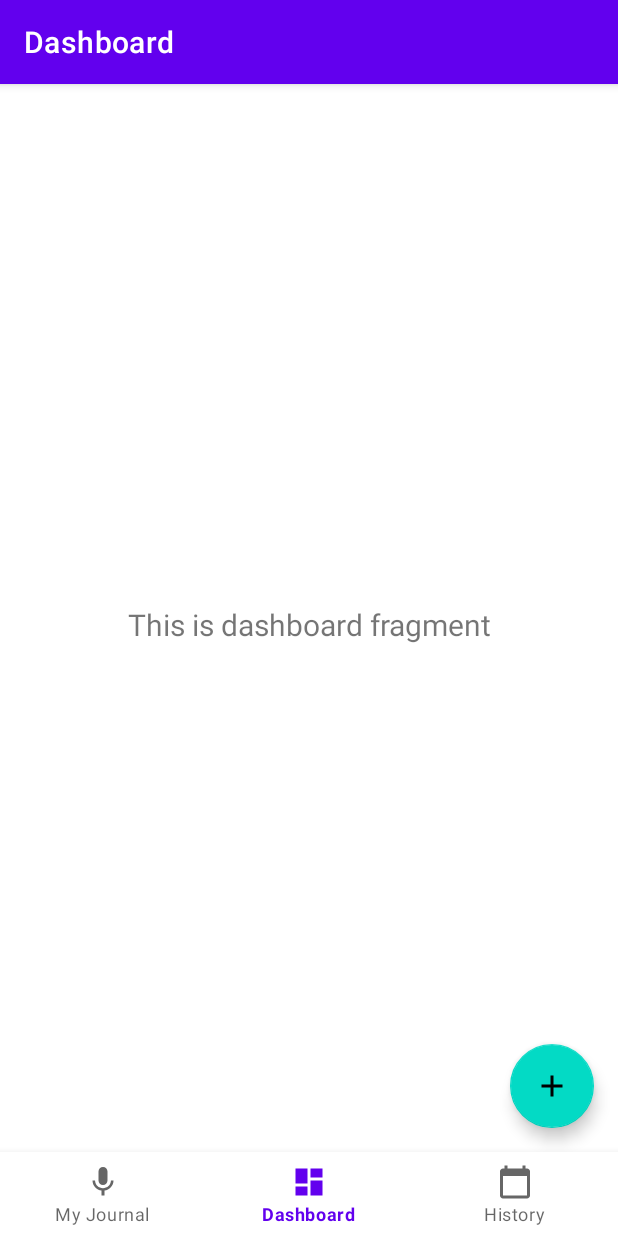
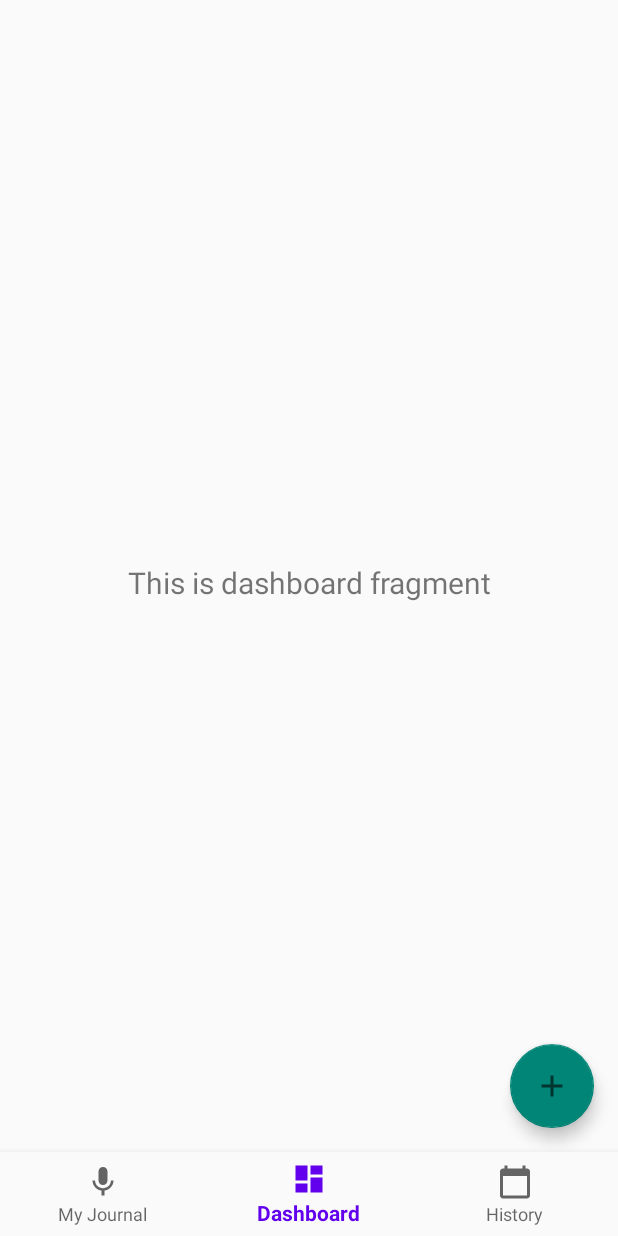
Before and after one commit to SentimoApp/Sentimo, an Android app: the screen it shows after launch (MainActivity), on a phone screen of 412 x 824 dp. Run offline under Robolectric (Android 15) with nearby library versions, the phone set to English and light mode, and no system bars; our stand-ins replace navigation-ui; Roboto replaces fonts that are not available here.

Commit message:
Removed Nav Bar

```diff
--- a/app/src/main/java/ca/uwaterloo/sentimo/MainActivity.java
+++ b/app/src/main/java/ca/uwaterloo/sentimo/MainActivity.java
@@ -26,7 +26,8 @@ public class MainActivity extends AppCompatActivity {
                 R.id.navigation_recordingList, R.id.navigation_dashboard, R.id.navigation_calendar)
                 .build();
         NavController navController = Navigation.findNavController(this, R.id.nav_host_fragment);
-        NavigationUI.setupActionBarWithNavController(this, navController, appBarConfiguration);
+        // Action Bar has been removed from the project and replaced with headers on each activity/fragment
+        // NavigationUI.setupActionBarWithNavController(this, navController, appBarConfiguration);
         NavigationUI.setupWithNavController(navView, navController);
 
         FloatingActionButton fab = findViewById(R.id.fab_record);
--- a/app/src/main/java/ca/uwaterloo/sentimo/RecordActivity.java
+++ b/app/src/main/java/ca/uwaterloo/sentimo/RecordActivity.java
@@ -123,8 +123,6 @@ public class RecordActivity extends AppCompatActivity implements View.OnClickLis
         anim1 = getDrawable(R.drawable.record_icon_on_1);
         anim2 = getDrawable(R.drawable.record_icon_on_2);
         anim3 = getDrawable(R.drawable.record_icon_on_3);
-
-        getSupportActionBar().setDisplayHomeAsUpEnabled(true);
     }
 
     @Nullable
--- a/app/src/main/res/values-night/themes.xml
+++ b/app/src/main/res/values-night/themes.xml
@@ -1,6 +1,6 @@
 <resources xmlns:tools="http://schemas.android.com/tools">
     <!-- Base application theme. -->
-    <style name="Theme.Sentimo" parent="Theme.MaterialComponents.DayNight.DarkActionBar">
+    <style name="Theme.Sentimo" parent="Theme.AppCompat.DayNight.NoActionBar">
         <!-- Primary brand color. -->
         <item name="colorPrimary">@color/purple_200</item>
         <item name="colorPrimaryVariant">@color/purple_700</item>
@@ -9,8 +9,6 @@
         <item name="colorSecondary">@color/teal_200</item>
         <item name="colorSecondaryVariant">@color/teal_200</item>
         <item name="colorOnSecondary">@color/black</item>
-        <!-- Status bar color. -->
-        <item name="android:statusBarColor" tools:targetApi="l">?attr/colorPrimaryVariant</item>
         <!-- Customize your theme here. -->
     </style>
 </resources>
--- a/app/src/main/res/values/themes.xml
+++ b/app/src/main/res/values/themes.xml
@@ -1,6 +1,6 @@
 <resources xmlns:tools="http://schemas.android.com/tools">
     <!-- Base application theme. -->
-    <style name="Theme.Sentimo" parent="Theme.MaterialComponents.DayNight.DarkActionBar">
+    <style name="Theme.Sentimo" parent="Theme.AppCompat.DayNight.NoActionBar">
         <!-- Primary brand color. -->
         <item name="colorPrimary">@color/purple_500</item>
         <item name="colorPrimaryVariant">@color/purple_700</item>
@@ -9,8 +9,6 @@
         <item name="colorSecondary">@color/teal_200</item>
         <item name="colorSecondaryVariant">@color/teal_700</item>
         <item name="colorOnSecondary">@color/black</item>
-        <!-- Status bar color. -->
-        <item name="android:statusBarColor" tools:targetApi="l">?attr/colorPrimaryVariant</item>
         <!-- Customize your theme here. -->
     </style>
 </resources>
```
Also changed, not shown: app/src/main/res/drawable/SmallLogo.png (added).
